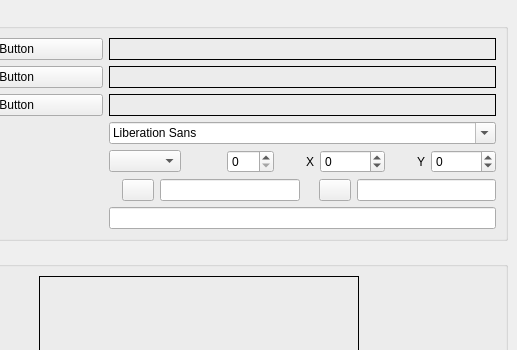
Old version of the form main.ui in the repository djfun/audio-visualizer-python; both pictures show x 118 to 635 and y 0 to 350 of the 635 by 600 pixel window.
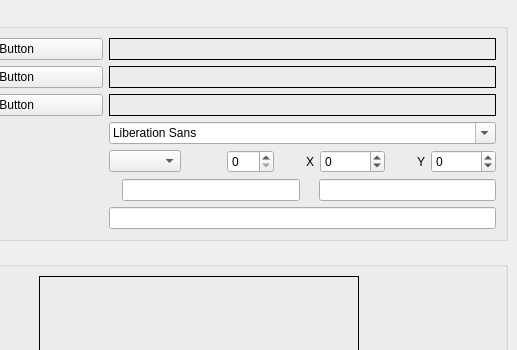
New version of the form.

Commit message: Created a new UI, several new features to be implemented. FIXME: Resolution change requires an application restart.

What changed in the file:
```diff
--- a/main.ui
+++ b/main.ui
@@ -373,25 +373,6 @@
                </property>
               </widget>
              </item>
-             <item>
-              <widget class="QPushButton" name="pushButton_textColor">
-               <property name="maximumSize">
-                <size>
-                 <width>32</width>
-                 <height>32</height>
-                </size>
-               </property>
-               <property name="text">
-                <string/>
-               </property>
-               <property name="MaximumSize" stdset="0">
-                <size>
-                 <width>32</width>
-                 <height>32</height>
-                </size>
-               </property>
-              </widget>
-             </item>
              <item>
               <widget class="QLineEdit" name="lineEdit_textColor"/>
              </item>
@@ -405,25 +386,6 @@
                </property>
               </widget>
              </item>
-             <item>
-              <widget class="QPushButton" name="pushButton_visColor">
-               <property name="maximumSize">
-                <size>
-                 <width>32</width>
-                 <height>32</height>
-                </size>
-               </property>
-               <property name="text">
-                <string/>
-               </property>
-               <property name="MaximumSize" stdset="0">
-                <size>
-                 <width>32</width>
-                 <height>32</height>
-                </size>
-               </property>
-              </widget>
-             </item>
              <item>
               <widget class="QLineEdit" name="lineEdit_visColor"/>
              </item>
```
The commit also changes 4 other files.
